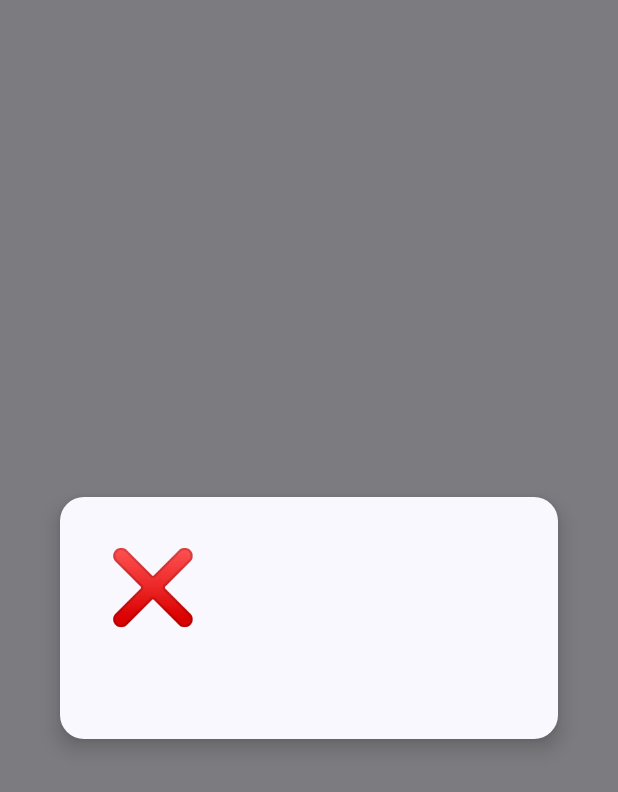
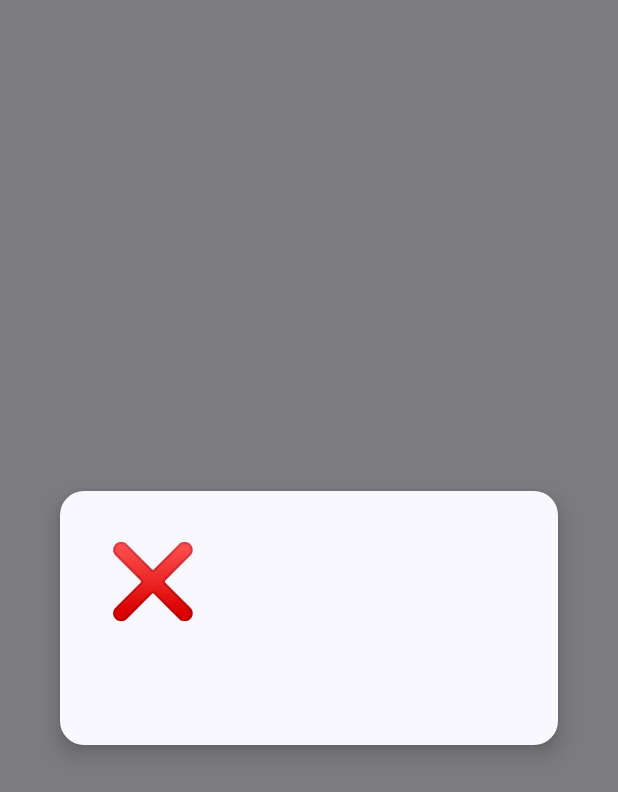
Before and after one commit to wurslu/xiaoji, an Android app built with Jetpack Compose: the composable ResultOverlay called with empty values, on a phone screen of 412 x 824 dp. Shown: the top 792 px of the screen. Run offline under Robolectric (Android 15) with nearby library versions, the phone set to English and light mode, and no system bars; 1 statement that could not run was skipped.

Commit message:
12.56,修复请求错误情况下显示

```diff
--- a/app/src/main/java/com/example/thebest/ui/compose/SettingScreen.kt
+++ b/app/src/main/java/com/example/thebest/ui/compose/SettingScreen.kt
@@ -103,16 +103,15 @@ fun SettingsScreen(viewModel: SettingsViewModel) {
             }
         }
 
-        // 全屏加载指示器
         if (uiState.isSaving) {
             LoadingOverlay()
         }
 
-        // 全屏结果提示
         if (uiState.saveMessage.isNotEmpty() && !uiState.isSaving) {
             ResultOverlay(
                 message = uiState.saveMessage,
-                isSuccess = uiState.saveSuccess
+                isSuccess = uiState.saveSuccess,
+                onDismiss = viewModel::clearSaveMessage
             )
         }
     }
@@ -160,8 +159,17 @@ fun LoadingOverlay() {
 @Composable
 fun ResultOverlay(
     message: String,
-    isSuccess: Boolean
+    isSuccess: Boolean,
+    onDismiss: () -> Unit
 ) {
+    LaunchedEffect(message, isSuccess) {
+        if (message.isNotEmpty()) {
+            val delayTime = if (isSuccess) 1500L else 3000L
+            kotlinx.coroutines.delay(delayTime)
+            onDismiss()
+        }
+    }
+
     Box(
         modifier = Modifier
             .fillMaxSize()
@@ -182,26 +190,31 @@ fun ResultOverlay(
                 modifier = Modifier.padding(32.dp),
                 horizontalAlignment = Alignment.CenterHorizontally
             ) {
-                // 图标
+                // 强制显示图标和状态信息
                 Text(
                     text = if (isSuccess) "✅" else "❌",
                     fontSize = 48.sp
                 )
 
+                Spacer(modifier = Modifier.height(8.dp))
+
                 Spacer(modifier = Modifier.height(16.dp))
 
-                // 消息
                 Text(
                     text = message,
                     fontSize = 18.sp,
                     fontWeight = FontWeight.Bold,
-                    color = MaterialTheme.colorScheme.onSurface,
+                    color = if (isSuccess)
+                        MaterialTheme.colorScheme.onSurface
+                    else
+                        MaterialTheme.colorScheme.error,
                     textAlign = TextAlign.Center
                 )
             }
         }
     }
 }
+
 
 @Composable
 fun TemperatureSettingCard(
```
Also changed, not shown: app/src/main/java/com/example/thebest/data/network/ApiService.kt (+3 -4 lines), app/src/main/java/com/example/thebest/ui/viewmodel/SettingsViewModel.kt (+9 -8 lines), 3 other files.
